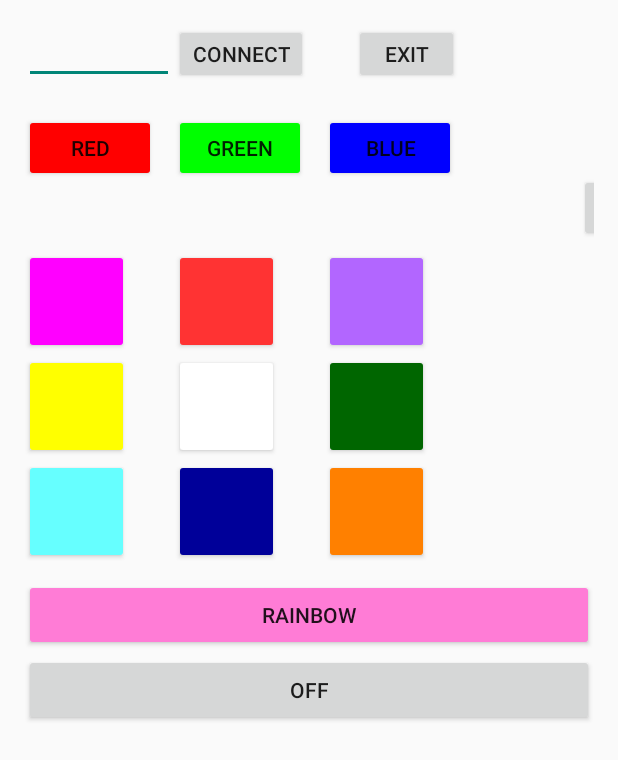
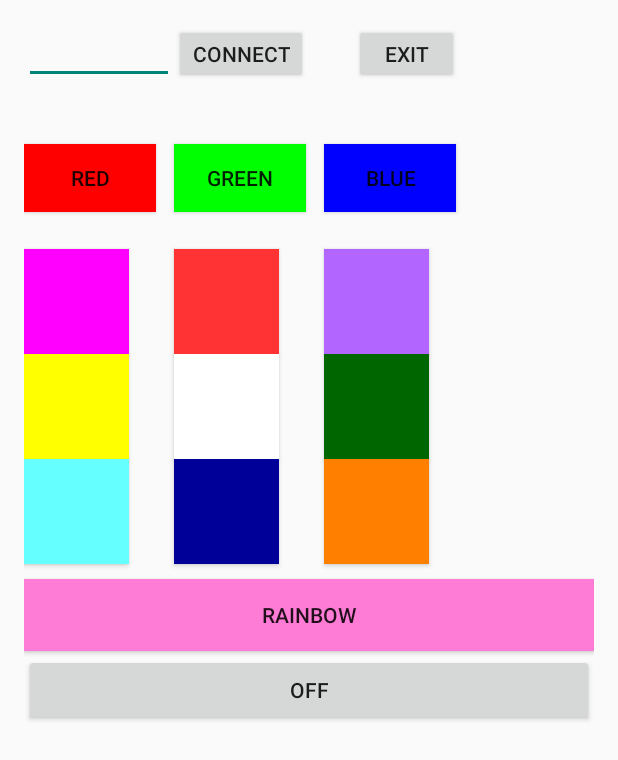
Before and after one commit to aliasgermodi/Android, an Android app: the screen it shows after launch (MainActivity), on a phone screen of 412 x 824 dp. Shown: the top 760 px of the screen. Run offline under Robolectric (Android 15) with nearby library versions, the phone set to English and light mode, and no system bars.

Commit message:
background color and added functions

```diff
--- a/MOODLAMP/app/build.gradle
+++ b/MOODLAMP/app/build.gradle
@@ -7,7 +7,7 @@ android {
     defaultConfig {
         applicationId "com.example.ali.moodlamp"
         minSdkVersion 18
-        targetSdkVersion 22
+        targetSdkVersion 21
         versionCode 1
         versionName "1.0"
     }
--- a/MOODLAMP/app/src/main/res/layout/activity_main.xml
+++ b/MOODLAMP/app/src/main/res/layout/activity_main.xml
@@ -23,27 +23,27 @@
         android:layout_width="wrap_content"
         android:layout_height="45dp"
         android:layout_x="0dp"
-        android:layout_y="60dp"
+        android:layout_y="80dp"
         android:text="RED"
-        android:backgroundTint="#ff0000" />
+        android:background="#ff0000" />
 
     <Button
         android:id="@+id/greenB"
         android:layout_width="wrap_content"
         android:layout_height="45dp"
         android:layout_x="100dp"
-        android:layout_y="60dp"
+        android:layout_y="80dp"
         android:text="GREEN"
-        android:backgroundTint="#00ff00" />
+        android:background="#00ff00" />
 
     <Button
         android:id="@+id/blueB"
         android:layout_width="wrap_content"
         android:layout_height="45dp"
         android:layout_x="200dp"
-        android:layout_y="60dp"
+        android:layout_y="80dp"
         android:text="BLUE"
-        android:backgroundTint="#0000ff" />
+        android:background="#0000ff" />
 
     <Button
         android:id="@+id/purpleB"
@@ -51,7 +51,7 @@
         android:layout_height="70dp"
         android:layout_x="0dp"
         android:layout_y="150dp"
-        android:backgroundTint="#ff00ff" />
+        android:background="#ff00ff" />
 
     <Button
         android:id="@+id/yellowB"
@@ -59,7 +59,7 @@
         android:layout_height="70dp"
         android:layout_x="0dp"
         android:layout_y="220dp"
-        android:backgroundTint="#ffff00" />
+        android:background="#ffff00" />
 
     <Button
         android:id="@+id/lbB"
@@ -67,7 +67,7 @@
         android:layout_height="70dp"
         android:layout_x="0dp"
         android:layout_y="290dp"
-        android:backgroundTint="#66ffff" />
+        android:background="#66ffff" />
 
     <Button
         android:id="@+id/maroonB"
@@ -75,7 +75,7 @@
         android:layout_height="70dp"
         android:layout_x="100dp"
         android:layout_y="150dp"
-        android:backgroundTint="#ff3333" />
+        android:background="#ff3333" />
 
     <Button
         android:id="@+id/dbB"
@@ -83,7 +83,7 @@
         android:layout_height="70dp"
         android:layout_x="100dp"
         android:layout_y="290dp"
-        android:backgroundTint="#000099" />
+        android:background="#000099" />
 
     <Button
         android:id="@+id/vB"
@@ -91,7 +91,7 @@
         android:layout_height="70dp"
         android:layout_x="200dp"
         android:layout_y="150dp"
-        android:backgroundTint="#b266ff" />
+        android:background="#b266ff" />
 
     <Button
         android:id="@+id/dgreenB"
@@ -99,7 +99,7 @@
         android:layout_height="70dp"
         android:layout_x="200dp"
         android:layout_y="220dp"
-        android:backgroundTint="#006600" />
+        android:background="#006600" />
 
         <Button
         android:id="@+id/orangeB"
@@ -107,7 +107,7 @@
         android:layout_height="70dp"
         android:layout_x="200dp"
         android:layout_y="290dp"
-        android:backgroundTint="#ff8000" />
+        android:background="#ff8000" />
 
     <Button
         android:id="@+id/whiteB"
@@ -115,7 +115,7 @@
         android:layout_height="70dp"
         android:layout_x="100dp"
         android:layout_y="220dp"
-        android:backgroundTint="#ffffff" />
+        android:background="#ffffff" />
 
     <Button
         android:id="@+id/rainB"
@@ -124,7 +124,7 @@
         android:layout_x="0dp"
         android:layout_y="370dp"
         android:text="rainbow"
-        android:backgroundTint="#ff7cd6" />
+        android:background="#ff7cd6" />
 
     <Button
         android:id="@+id/offB"
@@ -134,15 +134,6 @@
         android:layout_y="420dp"
         android:text="off"
          />
-
-
-    <Button
-        android:id="@+id/liftB"
-        android:layout_width="70dp"
-        android:layout_height="45dp"
-        android:layout_x="370dp"
-        android:layout_y="100dp"
-        android:text="lift" />
 
     <Button
         android:id="@+id/close"
```
Also changed, not shown: MOODLAMP/app/src/main/java/com/example/ali/moodlamp/MainActivity.java (+1 -30 lines).
